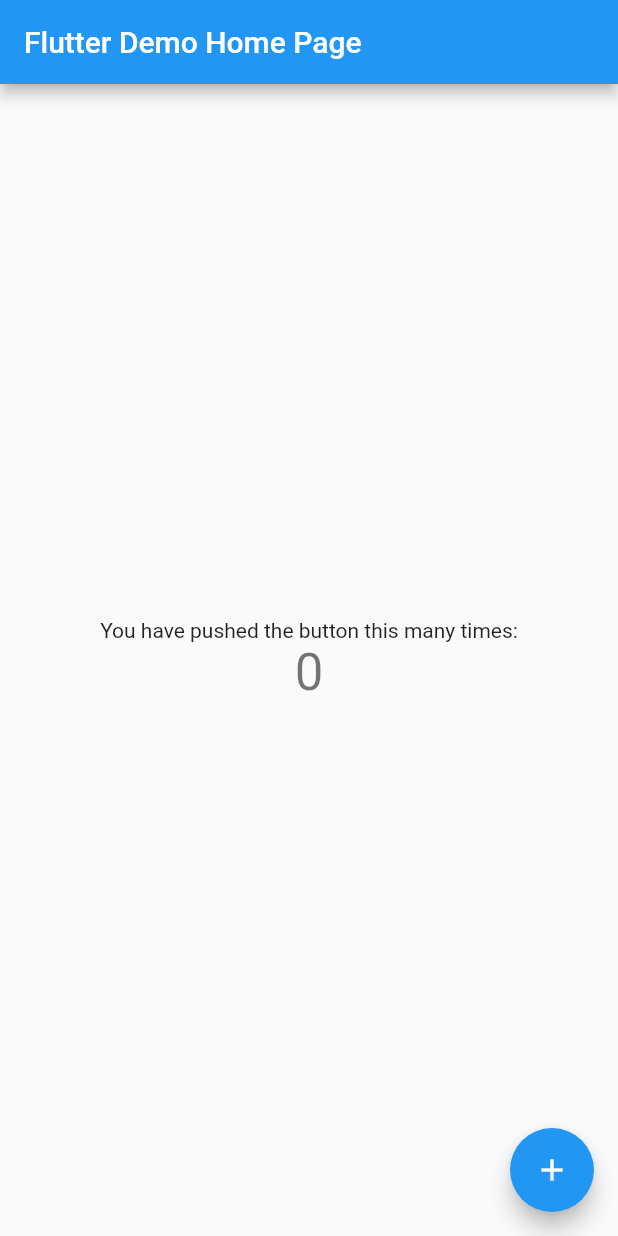
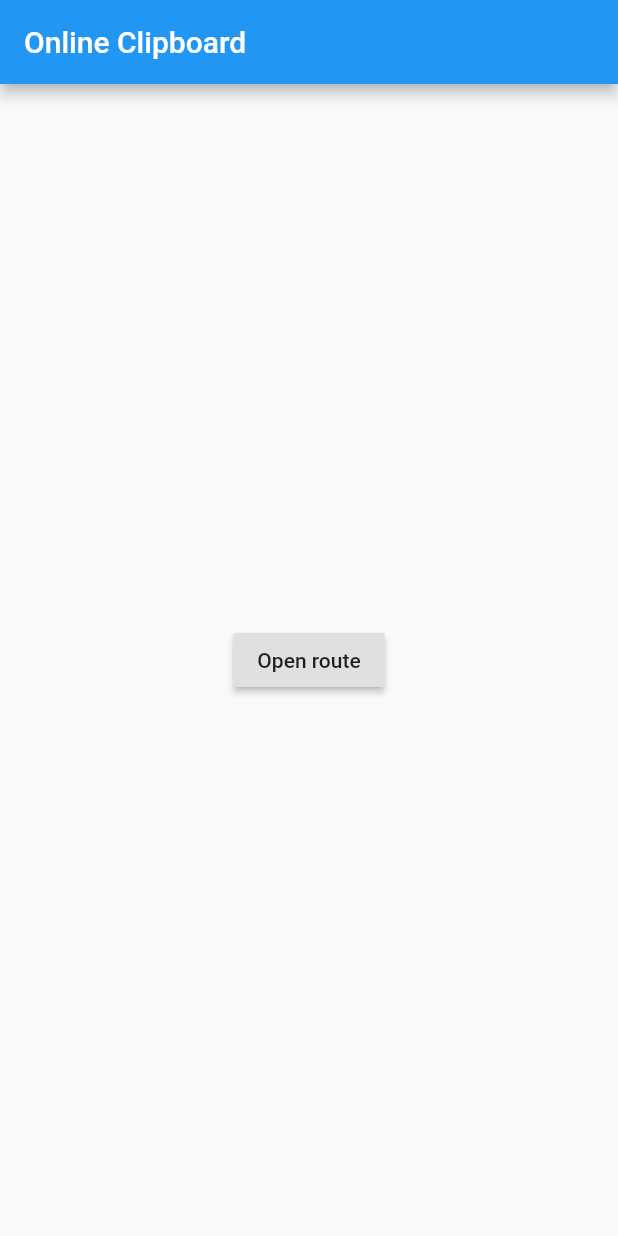
Before and after one commit to ety001/oc_flutter, a Flutter app: the screen it shows after launch, on a phone screen of 412 x 824 dp. Run offline on Flutter 3.47's test engine with Material 2 defaults, Android fonts, the phone set to English and light mode, and no system bars.

Commit message:
two pages

```diff
--- a/lib/main.dart
+++ b/lib/main.dart
@@ -1,111 +1,49 @@
 import 'package:flutter/material.dart';
 
-void main() => runApp(MyApp());
+void main() {
+  runApp(MaterialApp(
+    title: 'Online Clipboard',
+    home: Home(),
+  ));
+}
 
-class MyApp extends StatelessWidget {
-  // This widget is the root of your application.
+class Home extends StatelessWidget {
   @override
   Widget build(BuildContext context) {
-    return MaterialApp(
-      title: 'Flutter Demo',
-      theme: ThemeData(
-        // This is the theme of your application.
-        //
-        // Try running your application with "flutter run". You'll see the
-        // application has a blue toolbar. Then, without quitting the app, try
-        // changing the primarySwatch below to Colors.green and then invoke
-        // "hot reload" (press "r" in the console where you ran "flutter run",
-        // or simply save your changes to "hot reload" in a Flutter IDE).
-        // Notice that the counter didn't reset back to zero; the application
-        // is not restarted.
-        primarySwatch: Colors.blue,
+    return Scaffold(
+      appBar: AppBar(
+        title: Text('Online Clipboard'),
       ),
-      home: MyHomePage(title: 'Flutter Demo Home Page'),
+      body: Center(
+        child: RaisedButton(
+          child: Text('Open route'),
+          onPressed: () {
+            Navigator.push(
+              context,
+              MaterialPageRoute(builder: (context) => ClipContent()),
+            );
+          },
+        ),
+      ),
     );
   }
 }
 
-class MyHomePage extends StatefulWidget {
-  MyHomePage({Key key, this.title}) : super(key: key);
-
-  // This widget is the home page of your application. It is stateful, meaning
-  // that it has a State object (defined below) that contains fields that affect
-  // how it looks.
-
-  // This class is the configuration for the state. It holds the values (in this
-  // case the title) provided by the parent (in this case the App widget) and
-  // used by the build method of the State. Fields in a Widget subclass are
-  // always marked "final".
-
-  final String title;
-
-  @override
-  _MyHomePageState createState() => _MyHomePageState();
-}
-
-class _MyHomePageState extends State<MyHomePage> {
-  int _counter = 0;
-
-  void _incrementCounter() {
-    setState(() {
-      // This call to setState tells the Flutter framework that something has
-      // changed in this State, which causes it to rerun the build method below
-      // so that the display can reflect the updated values. If we changed
-      // _counter without calling setState(), then the build method would not be
-      // called again, and so nothing would appear to happen.
-      _counter++;
-    });
-  }
-
+class ClipContent extends StatelessWidget {
   @override
   Widget build(BuildContext context) {
-    // This method is rerun every time setState is called, for instance as done
-    // by the _incrementCounter method above.
-    //
-    // The Flutter framework has been optimized to make rerunning build methods
-    // fast, so that you can just rebuild anything that needs updating rather
-    // than having to individually change instances of widgets.
     return Scaffold(
       appBar: AppBar(
-        // Here we take the value from the MyHomePage object that was created by
-        // the App.build method, and use it to set our appbar title.
-        title: Text(widget.title),
+        title: Text("Clipboard Detail"),
       ),
       body: Center(
-        // Center is a layout widget. It takes a single child and positions it
-        // in the middle of the parent.
-        child: Column(
-          // Column is also a layout widget. It takes a list of children and
-          // arranges them vertically. By default, it sizes itself to fit its
-          // children horizontally, and tries to be as tall as its parent.
-          //
-          // Invoke "debug painting" (press "p" in the console, choose the
-          // "Toggle Debug Paint" action from the Flutter Inspector in Android
-          // Studio, or the "Toggle Debug Paint" command in Visual Studio Code)
-          // to see the wireframe for each widget.
-          //
-          // Column has various properties to control how it sizes itself and
-          // how it positions its children. Here we use mainAxisAlignment to
-          // center the children vertically; the main axis here is the vertical
-          // axis because Columns are vertical (the cross axis would be
-          // horizontal).
-          mainAxisAlignment: MainAxisAlignment.center,
-          children: <Widget>[
-            Text(
-              'You have pushed the button this many times:',
-            ),
-            Text(
-              '$_counter',
-              style: Theme.of(context).textTheme.display1,
-            ),
-          ],
+        child: RaisedButton(
+          onPressed: () {
+            Navigator.pop(context);
+          },
+          child: Text('Go back!'),
         ),
       ),
-      floatingActionButton: FloatingActionButton(
-        onPressed: _incrementCounter,
-        tooltip: 'Increment',
-        child: Icon(Icons.add),
-      ), // This trailing comma makes auto-formatting nicer for build methods.
     );
   }
 }
```
